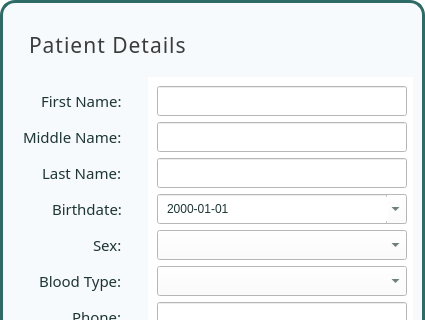
Above: ui/popup_patientform.ui from karlito20/AdoraFlowProject before the change; both pictures show x 0 to 425 and y 0 to 320 of the 425 by 489 pixel window. Below: the same form after it.
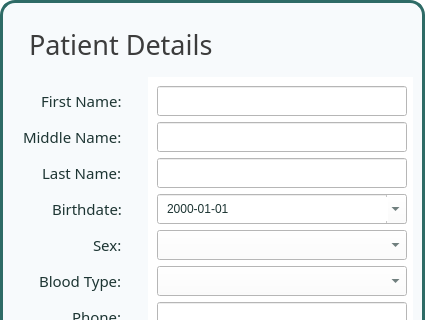
That is the form after the change.

Diff of the .ui file:
```diff
--- a/ui/popup_patientform.ui
+++ b/ui/popup_patientform.ui
@@ -541,13 +541,12 @@
            <property name="font">
             <font>
              <family>Slate Medium</family>
-             <pointsize>16</pointsize>
+             <pointsize>20</pointsize>
             </font>
            </property>
            <property name="styleSheet">
             <string notr="true">#header_label {
 	color: rgb(60, 60, 60);
-	letter-spacing: 1px;
 }</string>
            </property>
            <property name="text">
```
Left out of the diff: 4 changed lines with no effect on the pictures.
